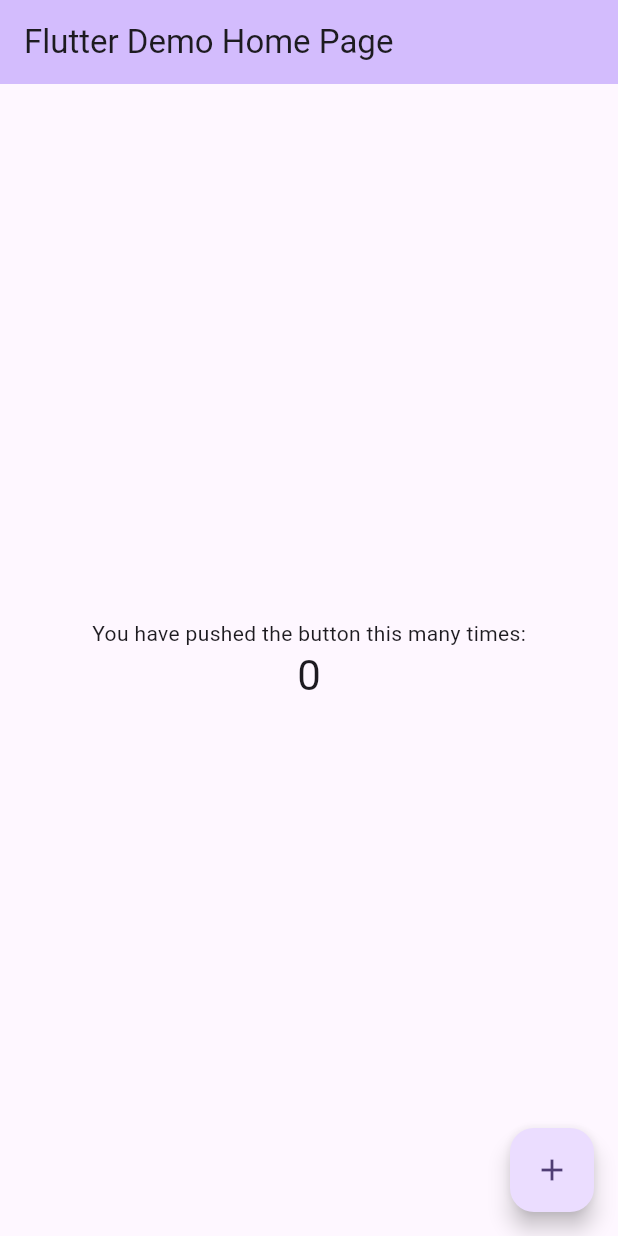
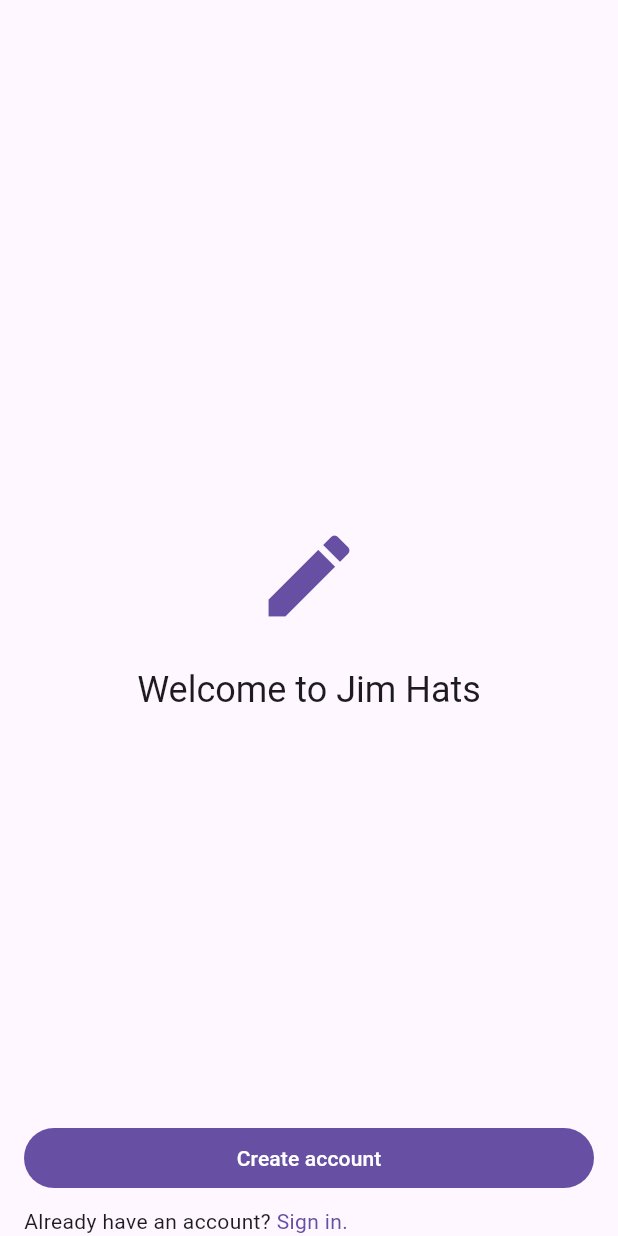
Before and after one commit to GreatApe77/jim-hats, a Flutter app: the screen it shows after launch, on a phone screen of 412 x 824 dp. Run offline on Flutter 3.47's test engine with Material 3 defaults, Android fonts, the phone set to English and light mode, and no system bars; our stand-ins replace get_it.

Commit message:
create 2 pages

```diff
--- /dev/null
+++ b/jim_hats_mobile/devtools_options.yaml
@@ -0,0 +1,3 @@
+description: This file stores settings for Dart & Flutter DevTools.
+documentation: https://docs.flutter.dev/tools/devtools/extensions#configure-extension-enablement-states
+extensions:
--- /dev/null
+++ b/jim_hats_mobile/lib/app.dart
@@ -0,0 +1,17 @@
+import 'package:flutter/material.dart';
+import 'package:jim_hats_mobile/routing/app_router.dart';
+
+class App extends StatelessWidget {
+  const App({super.key});
+
+  @override
+  Widget build(BuildContext context) {
+    return MaterialApp(
+      onGenerateRoute: AppRouter.ongenerateRoute,
+      initialRoute: AppRouter.initialRoute,
+
+    );
+  }
+
+
+}
--- a/jim_hats_mobile/lib/locator.dart
+++ b/jim_hats_mobile/lib/locator.dart
@@ -0,0 +1,6 @@
+import 'package:get_it/get_it.dart';
+final locator = GetIt.instance;
+
+Future<void> setupDependencies()async{
+
+}
--- a/jim_hats_mobile/lib/main.dart
+++ b/jim_hats_mobile/lib/main.dart
@@ -1,125 +1,6 @@
 import 'package:flutter/material.dart';
+import 'package:jim_hats_mobile/app.dart';
 
-void main() {
-  runApp(const MyApp());
+void main(List<String> args) {
+  runApp(App());
 }
-
-class MyApp extends StatelessWidget {
-  const MyApp({super.key});
-
-  // This widget is the root of your application.
-  @override
-  Widget build(BuildContext context) {
-    return MaterialApp(
-      title: 'Flutter Demo',
-      theme: ThemeData(
-        // This is the theme of your application.
-        //
-        // TRY THIS: Try running your application with "flutter run". You'll see
-        // the application has a purple toolbar. Then, without quitting the app,
-        // try changing the seedColor in the colorScheme below to Colors.green
-        // and then invoke "hot reload" (save your changes or press the "hot
-        // reload" button in a Flutter-supported IDE, or press "r" if you used
-        // the command line to start the app).
-        //
-        // Notice that the counter didn't reset back to zero; the application
-        // state is not lost during the reload. To reset the state, use hot
-        // restart instead.
-        //
-        // This works for code too, not just values: Most code changes can be
-        // tested with just a hot reload.
-        colorScheme: ColorScheme.fromSeed(seedColor: Colors.deepPurple),
-        useMaterial3: true,
-      ),
-      home: const MyHomePage(title: 'Flutter Demo Home Page'),
-    );
-  }
-}
-
-class MyHomePage extends StatefulWidget {
-  const MyHomePage({super.key, required this.title});
-
-  // This widget is the home page of your application. It is stateful, meaning
-  // that it has a State object (defined below) that contains fields that affect
-  // how it looks.
-
-  // This class is the configuration for the state. It holds the values (in this
-  // case the title) provided by the parent (in this case the App widget) and
-  // used by the build method of the State. Fields in a Widget subclass are
-  // always marked "final".
-
-  final String title;
-
-  @override
-  State<MyHomePage> createState() => _MyHomePageState();
-}
-
-class _MyHomePageState extends State<MyHomePage> {
-  int _counter = 0;
-
-  void _incrementCounter() {
-    setState(() {
-      // This call to setState tells the Flutter framework that something has
-      // changed in this State, which causes it to rerun the build method below
-      // so that the display can reflect the updated values. If we changed
-      // _counter without calling setState(), then the build method would not be
-      // called again, and so nothing would appear to happen.
-      _counter++;
-    });
-  }
-
-  @override
-  Widget build(BuildContext context) {
-    // This method is rerun every time setState is called, for instance as done
-    // by the _incrementCounter method above.
-    //
-    // The Flutter framework has been optimized to make rerunning build methods
-    // fast, so that you can just rebuild anything that needs updating rather
-    // than having to individually change instances of widgets.
-    return Scaffold(
-      appBar: AppBar(
-        // TRY THIS: Try changing the color here to a specific color (to
-        // Colors.amber, perhaps?) and trigger a hot reload to see the AppBar
-        // change color while the other colors stay the same.
-        backgroundColor: Theme.of(context).colorScheme.inversePrimary,
-        // Here we take the value from the MyHomePage object that was created by
-        // the App.build method, and use it to set our appbar title.
-        title: Text(widget.title),
-      ),
-      body: Center(
-        // Center is a layout widget. It takes a single child and positions it
-        // in the middle of the parent.
-        child: Column(
-          // Column is also a layout widget. It takes a list of children and
-          // arranges them vertically. By default, it sizes itself to fit its
-          // children horizontally, and tries to be as tall as its parent.
-          //
-          // Column has various properties to control how it sizes itself and
-          // how it positions its children. Here we use mainAxisAlignment to
-          // center the children vertically; the main axis here is the vertical
-          // axis because Columns are vertical (the cross axis would be
-          // horizontal).
-          //
-          // TRY THIS: Invoke "debug painting" (choose the "Toggle Debug Paint"
-          // action in the IDE, or press "p" in the console), to see the
-          // wireframe for each widget.
-          mainAxisAlignment: MainAxisAlignment.center,
-          children: <Widget>[
-            const Text(
-              'You have pushed the button this many times:',
-            ),
-            Text(
-              '$_counter',
-              style: Theme.of(context).textTheme.headlineMedium,
-            ),
-          ],
-        ),
-      ),
-      floatingActionButton: FloatingActionButton(
-        onPressed: _incrementCounter,
-        tooltip: 'Increment',
-        child: const Icon(Icons.add),
-      ), // This trailing comma makes auto-formatting nicer for build methods.
-    );
-  }
-}
--- /dev/null
+++ b/jim_hats_mobile/lib/routing/app_router.dart
@@ -0,0 +1,22 @@
+import 'package:flutter/material.dart';
+import 'package:jim_hats_mobile/routing/app_routes.dart';
+import 'package:jim_hats_mobile/ui/views/create_account/create_account_page.dart';
+import 'package:jim_hats_mobile/ui/views/welcome/welcome_page.dart';
+
+abstract class AppRouter {
+  static String initialRoute = AppRoutes.welcome;
+  static Route? ongenerateRoute(RouteSettings settings) {
+    switch (settings.name) {
+      case AppRoutes.welcome:
+        return MaterialPageRoute(
+          builder: (context) => WelcomePage(),
+        );
+      case AppRoutes.createAccount:
+        return MaterialPageRoute(
+          builder: (context) => CreateAccountPage(),
+        );
+      default:
+        return null;
+    }
+  }
+}
--- /dev/null
+++ b/jim_hats_mobile/lib/routing/app_routes.dart
@@ -0,0 +1,5 @@
+abstract class AppRoutes {
+  static const welcome='/welcome';
+  static const sigin ='/sigin';
+  static const createAccount ='/create-account';
+}
--- /dev/null
+++ b/jim_hats_mobile/lib/shared/ui/constants/app_spacings.dart
@@ -0,0 +1,4 @@
+abstract class AppSpacings {
+
+  static const horizontalPadding = 16;
+}
--- /dev/null
+++ b/jim_hats_mobile/lib/ui/views/welcome/welcome_page.dart
@@ -0,0 +1,70 @@
+import 'package:flutter/material.dart';
+import 'package:jim_hats_mobile/routing/app_routes.dart';
+import 'package:jim_hats_mobile/shared/ui/constants/app_spacings.dart';
+
+class WelcomePage extends StatelessWidget {
+  const WelcomePage({super.key});
+
+  @override
+  Widget build(BuildContext context) {
+    return Scaffold(
+      body: SafeArea(
+          child: Stack(
+        fit: StackFit.expand,
+        children: [
+          Align(
+            alignment: Alignment.bottomCenter,
+            child: Padding(
+              padding: EdgeInsets.symmetric(
+                  horizontal: AppSpacings.horizontalPadding.toDouble()),
+              child: Column(
+                crossAxisAlignment: CrossAxisAlignment.stretch,
+                mainAxisSize: MainAxisSize.min,
+                children: [
+                  FilledButton(onPressed: () {
+                    Navigator.of(context).pushNamed(AppRoutes.createAccount);
+                  }, child: Text('Create account')),
+                  SizedBox(
+                    height: 8,
+                  ),
+                  Row(
+                    children: [
+                      Text('Already have an account? '),
+                      GestureDetector(
+                        child: Text(
+                          'Sign in.',
+                          style: TextStyle(
+                              color: Theme.of(context).colorScheme.primary),
+                        ),
+                      )
+                    ],
+                  )
+                ],
+              ),
+            ),
+          ),
+          Align(
+            alignment: Alignment.center,
+            child: Column(
+              mainAxisSize: MainAxisSize.min,
+              children: [
+                Icon(
+                  Icons.edit,
+                  size: 72,
+                  color: Theme.of(context).colorScheme.primary,
+                ),
+                SizedBox(
+                  height: 24,
+                ),
+                Text(
+                  'Welcome to Jim Hats',
+                  style: Theme.of(context).textTheme.headlineSmall,
+                )
+              ],
+            ),
+          ),
+        ],
+      )),
+    );
+  }
+}
--- a/jim_hats_mobile/pubspec.yaml
+++ b/jim_hats_mobile/pubspec.yaml
@@ -34,6 +34,11 @@ dependencies:
   # The following adds the Cupertino Icons font to your application.
   # Use with the CupertinoIcons class for iOS style icons.
   cupertino_icons: ^1.0.8
+  get_it: ^8.0.3
+  http: ^1.3.0
+  shared_preferences: ^2.5.1
+  bloc: ^9.0.0
+  flutter_bloc: ^9.0.0
 
 dev_dependencies:
   flutter_test:
```
Also changed, not shown: jim_hats_mobile/lib/ui/views/create_account/create_account_page.dart (added, +184 -0 lines), jim_hats_mobile/pubspec.lock, 1 other file.
